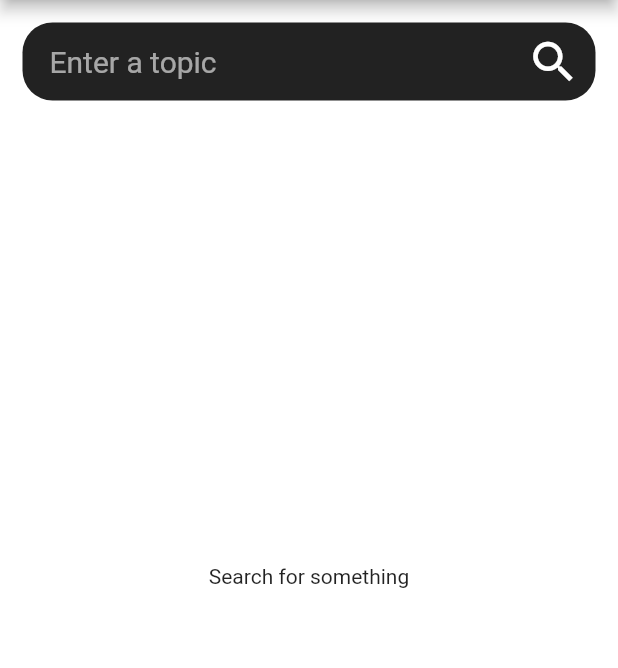
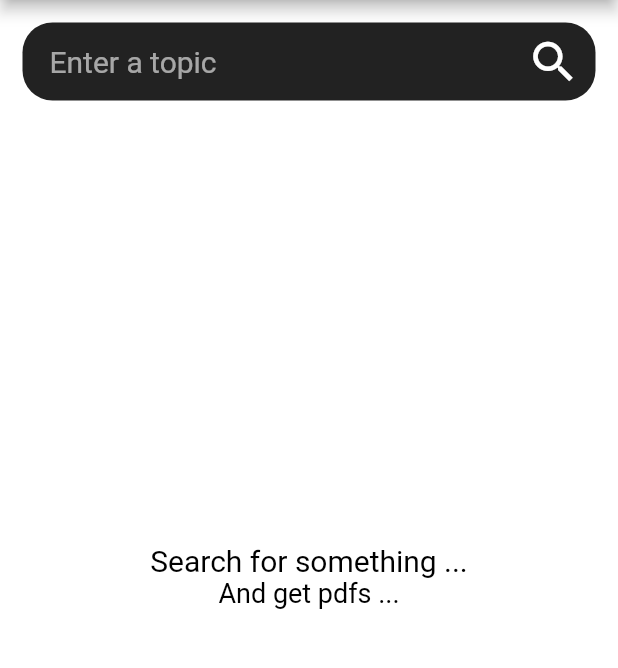
Before and after one commit to niloysikdar/PdfChest, a Flutter app: the screen it shows after launch, after a tap on the "search" icon, on a phone screen of 412 x 824 dp, the part 84-752 px from its top. Run offline on Flutter 3.47's test engine with Material 2 defaults, Android fonts, the phone set to English and light mode, and no system bars; our stand-ins replace dio, permission_handler; missing offline and left inert: ext_storage.

```diff
--- a/lib/screens/home.dart
+++ b/lib/screens/home.dart
@@ -15,9 +15,12 @@ class _HomeScreenState extends State<HomeScreen> {
   int _itemcount = 0;
   int searchCode = 0;
   var jsonResponse;
+  String downpercen = "0";
+  bool isDownloading = false;
 
   Future<void> getJsondata(String query) async {
     String url = "https://bookapi.pythonanywhere.com/api/" + query.trim();
+    try {
       http.Response response = await http.get(url);
       if (response.statusCode == 200) {
         jsonResponse = json.decode(response.body);
@@ -25,22 +28,76 @@ class _HomeScreenState extends State<HomeScreen> {
         searchCode = 2;
         setState(() {});
       } else {
-      print("error is happening");
+        searchCode = 3;
+        setState(() {});
+      }
+    } catch (e) {
       searchCode = 3;
       setState(() {});
     }
   }
 
-  downloadPdf(String url) async {
+  downloadPdf(String url, BuildContext context) async {
     await Permission.storage.request();
     String pdfname = url.split("/").last.toString();
     var downloadDir = await ExtStorage.getExternalStoragePublicDirectory(
         ExtStorage.DIRECTORY_DOWNLOADS);
     String savePath = downloadDir + "/" + pdfname;
     Dio dio = Dio();
-    dio.download(url, savePath, onReceiveProgress: (received, total) {
-      print(received.toString() + " of " + total.toString());
+    try {
+      setState(() {
+        isDownloading = true;
       });
+      await dio.download(url, savePath, onReceiveProgress: (received, total) {
+        setState(() {
+          downpercen = ((received / total) * 100).toStringAsFixed(0);
+        });
+      });
+      setState(() {
+        downpercen = "0";
+        isDownloading = false;
+      });
+      showDialog(
+        context: context,
+        builder: (ctx) => AlertDialog(
+          title: Text("Download finished"),
+          content: Text("Check your Downloads folder"),
+          actions: [
+            FlatButton(
+              onPressed: () {
+                Navigator.of(ctx).pop();
+              },
+              child: Text(
+                "Okay",
+                style: TextStyle(
+                  color: Colors.black,
+                  fontSize: 15.0,
+                ),
+              ),
+            ),
+          ],
+        ),
+      );
+    } catch (e) {
+      setState(() {
+        downpercen = "0";
+        isDownloading = false;
+      });
+      showDialog(
+        context: context,
+        builder: (ctx) => AlertDialog(
+          title: Text("Unable to download file !"),
+          actions: [
+            FlatButton(
+              onPressed: () {
+                Navigator.of(ctx).pop();
+              },
+              child: Text("Okay"),
+            ),
+          ],
+        ),
+      );
+    }
   }
 
   @override
@@ -56,7 +113,26 @@ class _HomeScreenState extends State<HomeScreen> {
           children: [
             (searchCode == 0)
                 ? Center(
-                    child: Text("Search for something"),
+                    child: Column(
+                      mainAxisAlignment: MainAxisAlignment.center,
+                      crossAxisAlignment: CrossAxisAlignment.center,
+                      children: [
+                        Text(
+                          "Search for something ...",
+                          style: TextStyle(
+                            color: Colors.black,
+                            fontSize: 20.0,
+                          ),
+                        ),
+                        Text(
+                          "And get pdfs ...",
+                          style: TextStyle(
+                            color: Colors.black,
+                            fontSize: 18.0,
+                          ),
+                        ),
+                      ],
+                    ),
                   )
                 : (_itemcount != 0)
                     ? Container(
@@ -98,7 +174,10 @@ class _HomeScreenState extends State<HomeScreen> {
                                   SizedBox(height: 15.0),
                                   GestureDetector(
                                     onTap: () {
-                                      downloadPdf(jsonResponse[index]["url"]);
+                                      downloadPdf(
+                                        jsonResponse[index]["url"],
+                                        context,
+                                      );
                                     },
                                     child: Container(
                                       height: 40.0,
@@ -126,9 +205,32 @@ class _HomeScreenState extends State<HomeScreen> {
                         ),
                       )
                     : (searchCode == 1)
-                        ? Center(child: Text("Searching...."))
+                        ? Center(
+                            child: Text(
+                              "Searching....",
+                              style: TextStyle(
+                                color: Colors.black,
+                                fontSize: 20.0,
+                              ),
+                            ),
+                          )
                         : Center(
-                            child: Text("Something is wrong ..."),
+                            child: Column(
+                              mainAxisAlignment: MainAxisAlignment.center,
+                              crossAxisAlignment: CrossAxisAlignment.center,
+                              children: [
+                                Padding(
+                                  padding: const EdgeInsets.all(40.0),
+                                  child: Text(
+                                    "Something is wrong ...\nCheck your internet connection or try after sometime",
+                                    style: TextStyle(
+                                      color: Colors.black,
+                                      fontSize: 20.0,
+                                    ),
+                                  ),
+                                ),
+                              ],
+                            ),
                           ),
             Container(
               alignment: Alignment.topCenter,
@@ -165,15 +267,12 @@ class _HomeScreenState extends State<HomeScreen> {
                         if (querycontroller.text.trim() != "") {
                           String query = querycontroller.text;
                           querycontroller.text = "";
+                          querycontroller.clear();
                           setState(() {
                             _itemcount = 0;
                             searchCode = 1;
                           });
-                          getJsondata(query).then(
-                            (value) => {
-                              print("Completed"),
-                            },
-                          );
+                          getJsondata(query);
                         }
                       },
                       child: Container(
@@ -189,6 +288,49 @@ class _HomeScreenState extends State<HomeScreen> {
                 ),
               ),
             ),
+            isDownloading
+                ? Center(
+                    child: Container(
+                      height: 180.0,
+                      width: MediaQuery.of(context).size.width / 1.5,
+                      decoration: BoxDecoration(
+                        color: Colors.white,
+                        borderRadius: BorderRadius.circular(20.0),
+                        boxShadow: [
+                          BoxShadow(
+                            color: Colors.grey[350],
+                            blurRadius: 3.0,
+                            spreadRadius: 3.0,
+                            offset: Offset(
+                              2.0,
+                              3.0,
+                            ),
+                          )
+                        ],
+                      ),
+                      child: Column(
+                        mainAxisAlignment: MainAxisAlignment.spaceEvenly,
+                        children: [
+                          SizedBox(
+                            height: 50.0,
+                            width: 50.0,
+                            child: CircularProgressIndicator(
+                              valueColor:
+                                  new AlwaysStoppedAnimation<Color>(Colors.red),
+                            ),
+                          ),
+                          Text(
+                            "Downloading.... " + downpercen.toString() + "%",
+                            style: TextStyle(
+                              color: Colors.black,
+                              fontSize: 17.0,
+                            ),
+                          ),
+                        ],
+                      ),
+                    ),
+                  )
+                : Container(),
           ],
         ),
       ),
```
Lines whose indentation alone changed are shown as unchanged.
